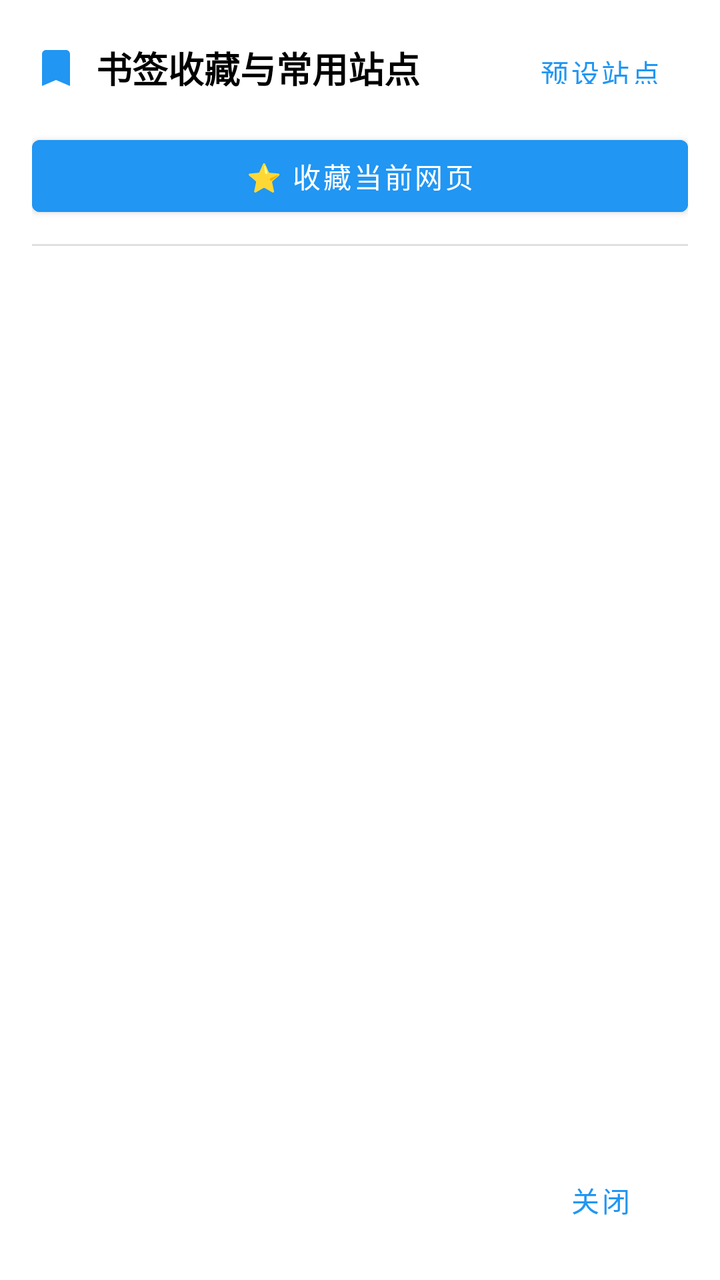
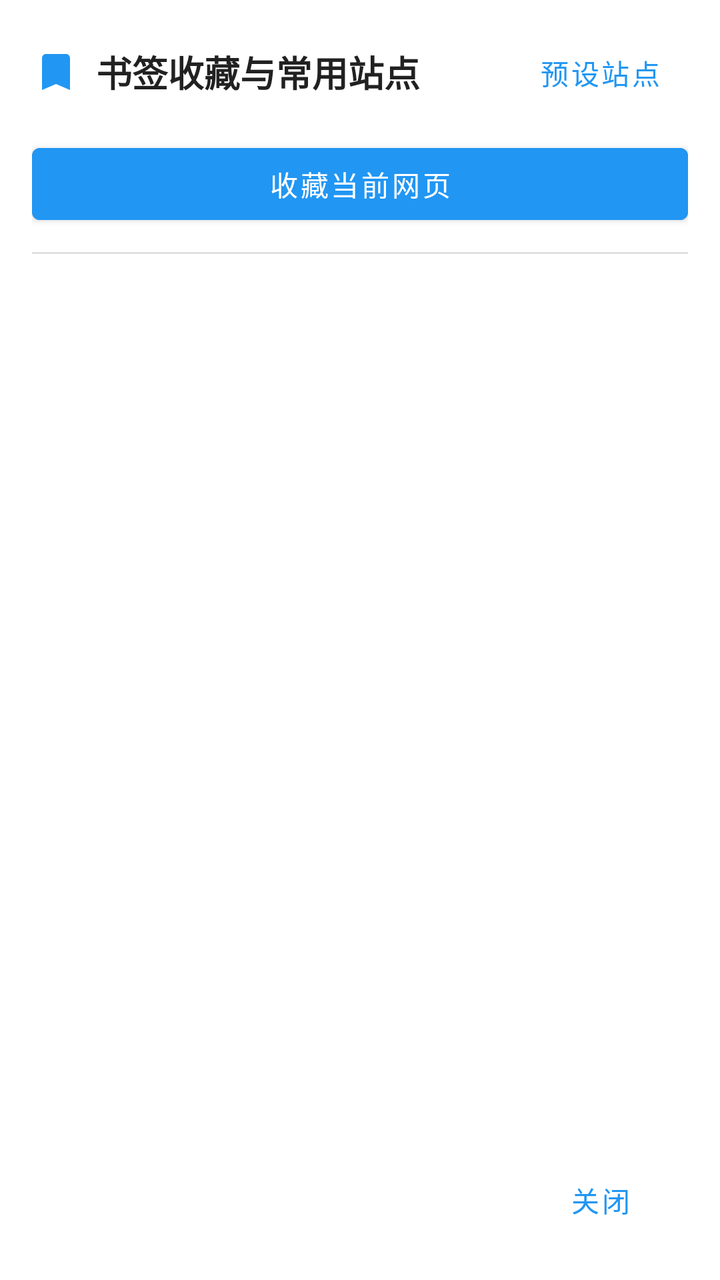

An Android layout rendered at two revisions. The XML below is the earlier revision; the diff shows what the commit changed to produce the second picture.
<!-- AndroidManifest.xml: application theme Theme.BigEyes -->
<!-- res/layout/dialog_bookmarks.xml -->
<?xml version="1.0" encoding="utf-8"?>
<LinearLayout xmlns:android="http://schemas.android.com/apk/res/android"
    xmlns:app="http://schemas.android.com/apk/res-auto"
    android:layout_width="match_parent"
    android:layout_height="wrap_content"
    android:orientation="vertical"
    android:padding="16dp"
    android:background="@color/white">

    
    <LinearLayout
        android:layout_width="match_parent"
        android:layout_height="wrap_content"
        android:orientation="horizontal"
        android:gravity="center_vertical">

        <ImageView
            android:layout_width="24dp"
            android:layout_height="24dp"
            android:src="@drawable/ic_bookmark_filled"
            app:tint="@color/brand_primary"
            android:layout_marginEnd="8dp" />

        <TextView
            android:layout_width="0dp"
            android:layout_height="wrap_content"
            android:layout_weight="1"
            android:text="书签收藏与常用站点"
            android:textSize="18sp"
            android:textStyle="bold"
            android:textColor="@color/black" />

        <Button
            android:id="@+id/btn_restore_default_bookmarks"
            android:layout_width="wrap_content"
            android:layout_height="36dp"
            android:text="预设站点"
            style="@style/Widget.MaterialComponents.Button.TextButton" />
    </LinearLayout>

    
    <Button
        android:id="@+id/btn_add_current_page"
        android:layout_width="match_parent"
        android:layout_height="wrap_content"
        android:text="⭐ 收藏当前网页"
        android:textSize="14sp"
        android:backgroundTint="@color/brand_primary"
        android:textColor="@color/white"
        android:layout_marginTop="12dp" />

    <View
        android:layout_width="match_parent"
        android:layout_height="1dp"
        android:background="#E0E0E0"
        android:layout_marginVertical="10dp" />

    
    <ScrollView
        android:layout_width="match_parent"
        android:layout_height="0dp"
        android:layout_weight="1"
        android:maxHeight="360dp">

        <LinearLayout
            android:id="@+id/container_bookmark_items"
            android:layout_width="match_parent"
            android:layout_height="wrap_content"
            android:orientation="vertical" />
    </ScrollView>

    <TextView
        android:id="@+id/tv_empty_bookmarks"
        android:layout_width="match_parent"
        android:layout_height="100dp"
        android:gravity="center"
        android:text="暂无书签，点击上方按钮收藏当前网页"
        android:textColor="#999999"
        android:textSize="14sp"
        android:visibility="gone" />

    <LinearLayout
        android:layout_width="match_parent"
        android:layout_height="wrap_content"
        android:orientation="horizontal"
        android:gravity="end"
        android:layout_marginTop="12dp">

        <Button
            android:id="@+id/btn_close_dialog"
            android:layout_width="wrap_content"
            android:layout_height="wrap_content"
            android:text="关闭"
            style="@style/Widget.MaterialComponents.Button.TextButton" />
    </LinearLayout>

</LinearLayout>
<!-- resources referenced by this layout -->
<resources>
  <color name="black">#FF000000</color>
  <color name="brand_primary">#FF2196F3</color>
  <color name="white">#FFFFFFFF</color>
  <!-- drawable ic_bookmark_filled (drawable) -->
  <vector xmlns:android="http://schemas.android.com/apk/res/android"
      android:width="24dp"
      android:height="24dp"
      android:viewportWidth="24"
      android:viewportHeight="24">
    <path
        android:fillColor="@android:color/white"
        android:pathData="M17,3H7c-1.1,0 -1.99,0.9 -1.99,2L5,21l7,-3 7,3V5c0,-1.1 -0.9,-2 -2,-2z"/>
  </vector>
  <style name="Theme.BigEyes" parent="Theme.MaterialComponents.DayNight.NoActionBar">
          <item name="colorPrimary">@color/brand_primary</item>
          <item name="colorPrimaryVariant">@color/purple_700</item>
          <item name="colorOnPrimary">@color/white</item>
          <item name="colorSecondary">@color/brand_secondary</item>
          <item name="colorSecondaryVariant">@color/teal_700</item>
          <item name="colorOnSecondary">@color/black</item>
          <item name="android:statusBarColor">?attr/colorPrimaryVariant</item>
      </style>
  <color name="purple_700">#FF3700B3</color>
  <color name="brand_secondary">#FF4CAF50</color>
  <color name="teal_700">#FF018786</color>
</resources>

<!-- the commit's change to res/layout/dialog_bookmarks.xml (unified diff, before → after) -->
@@ -5,7 +5,7 @@
     android:layout_height="wrap_content"
     android:orientation="vertical"
     android:padding="16dp"
-    android:background="@color/white">
+    android:background="@color/card_bg">
 
     
     <LinearLayout
@@ -17,7 +17,7 @@
         <ImageView
             android:layout_width="24dp"
             android:layout_height="24dp"
-            android:src="@drawable/ic_bookmark_filled"
+            app:srcCompat="@drawable/ic_bookmark_filled"
             app:tint="@color/brand_primary"
             android:layout_marginEnd="8dp" />
 
@@ -28,12 +28,12 @@
             android:text="书签收藏与常用站点"
             android:textSize="18sp"
             android:textStyle="bold"
-            android:textColor="@color/black" />
+            android:textColor="@color/text_primary" />
 
         <Button
             android:id="@+id/btn_restore_default_bookmarks"
             android:layout_width="wrap_content"
-            android:layout_height="36dp"
+            android:layout_height="40dp"
             android:text="预设站点"
             style="@style/Widget.MaterialComponents.Button.TextButton" />
     </LinearLayout>
@@ -43,7 +43,7 @@
         android:id="@+id/btn_add_current_page"
         android:layout_width="match_parent"
         android:layout_height="wrap_content"
-        android:text="⭐ 收藏当前网页"
+        android:text="收藏当前网页"
         android:textSize="14sp"
         android:backgroundTint="@color/brand_primary"
         android:textColor="@color/white"
@@ -52,7 +52,7 @@
     <View
         android:layout_width="match_parent"
         android:layout_height="1dp"
-        android:background="#E0E0E0"
+        android:background="@color/divider_color"
         android:layout_marginVertical="10dp" />
 
     
<!-- resource entries referenced after the edit -->
@@ -2,6 +2,9 @@
 <resources>
   <color name="black">#FF000000</color>
   <color name="brand_primary">#FF2196F3</color>
+  <color name="card_bg">#FFFFFFFF</color>
+  <color name="divider_color">#FFE0E0E0</color>
+  <color name="text_primary">#FF212121</color>
   <color name="white">#FFFFFFFF</color>
   <!-- drawable ic_bookmark_filled (drawable) -->
   <vector xmlns:android="http://schemas.android.com/apk/res/android"
@@ -20,7 +23,7 @@
           <item name="colorSecondary">@color/brand_secondary</item>
           <item name="colorSecondaryVariant">@color/teal_700</item>
           <item name="colorOnSecondary">@color/black</item>
-          <item name="android:statusBarColor">?attr/colorPrimaryVariant</item>
+          <item name="android:statusBarColor">#262626</item>
       </style>
   <color name="purple_700">#FF3700B3</color>
   <color name="brand_secondary">#FF4CAF50</color>
